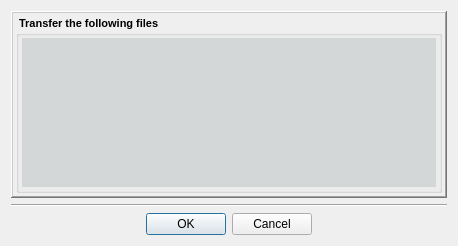
This is Homer/forms/FileTransferAckDialog.ui in Homer-Conferencing/Homer-Conferencing as Qt 5 draws it before an edit. The edited form follows.
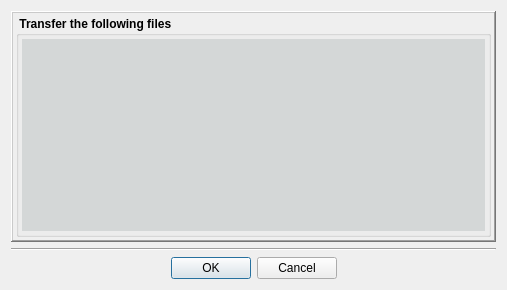
This is the edited form. Icons and pictures are not drawn.

What changed in the file:
```diff
--- a/Homer/forms/FileTransferAckDialog.ui
+++ b/Homer/forms/FileTransferAckDialog.ui
@@ -6,8 +6,8 @@
    <rect>
     <x>0</x>
     <y>0</y>
-    <width>458</width>
-    <height>246</height>
+    <width>507</width>
+    <height>290</height>
    </rect>
   </property>
   <property name="windowTitle">
@@ -34,7 +34,7 @@
        <widget class="QGroupBox" name="groupBox">
         <property name="font">
          <font>
-          <pointsize>8</pointsize>
+          <pointsize>9</pointsize>
           <weight>75</weight>
           <bold>true</bold>
          </font>
```
